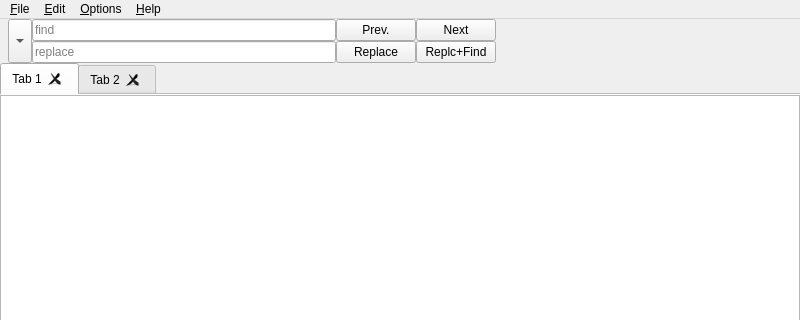
Above: src/forms/notpad.ui from llahteinen/notpad before the change; both pictures show x 0 to 800 and y 0 to 320 of the 800 by 600 pixel window. Below: the same form after it.
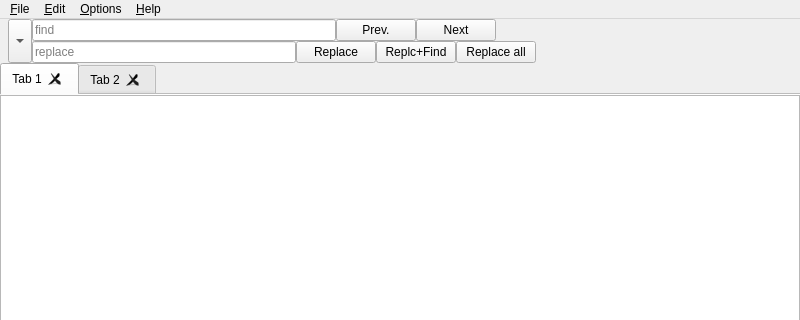
That is the form after the change. Icons and pictures are not drawn. Custom widgets are drawn as their Qt base class.

```diff
--- a/src/forms/notpad.ui
+++ b/src/forms/notpad.ui
@@ -156,7 +156,7 @@
          </item>
          <item>
           <widget class="QWidget" name="main_find_replacewidget" native="true">
-           <layout class="QGridLayout" name="main_find_gridLayout_2" columnstretch="3,0,0,3">
+           <layout class="QGridLayout" name="main_find_gridLayout_2" columnstretch="3,0,0,0,3">
             <property name="leftMargin">
              <number>0</number>
             </property>
@@ -172,7 +172,7 @@
             <property name="horizontalSpacing">
              <number>0</number>
             </property>
-            <item row="0" column="3">
+            <item row="0" column="4">
              <spacer name="find_horizontalSpacer_2">
               <property name="orientation">
                <enum>Qt::Orientation::Horizontal</enum>
@@ -188,20 +188,6 @@
               </property>
              </spacer>
             </item>
-            <item row="0" column="1">
-             <widget class="QPushButton" name="find_replaceButton">
-              <property name="text">
-               <string>Replace</string>
-              </property>
-             </widget>
-            </item>
-            <item row="0" column="2">
-             <widget class="QPushButton" name="find_replaceAndFindButton">
-              <property name="text">
-               <string>Replc+Find</string>
-              </property>
-             </widget>
-            </item>
             <item row="0" column="0">
              <widget class="QLineEdit" name="find_replace_lineEdit">
               <property name="sizePolicy">
@@ -224,6 +210,27 @@
               </property>
              </widget>
             </item>
+            <item row="0" column="1">
+             <widget class="QPushButton" name="find_replaceButton">
+              <property name="text">
+               <string>Replace</string>
+              </property>
+             </widget>
+            </item>
+            <item row="0" column="2">
+             <widget class="QPushButton" name="find_replaceAndFindButton">
+              <property name="text">
+               <string>Replc+Find</string>
+              </property>
+             </widget>
+            </item>
+            <item row="0" column="3">
+             <widget class="QPushButton" name="find_replaceAllButton">
+              <property name="text">
+               <string>Replace all</string>
+              </property>
+             </widget>
+            </item>
            </layout>
           </widget>
          </item>
```
